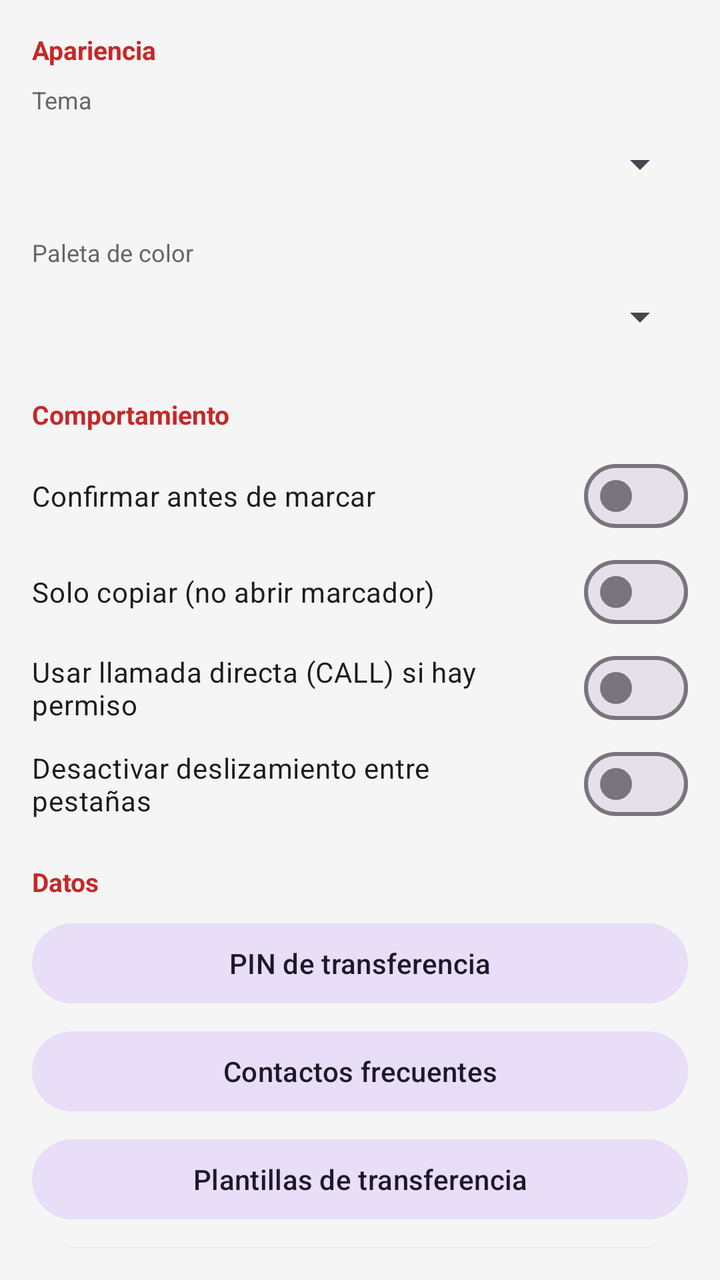
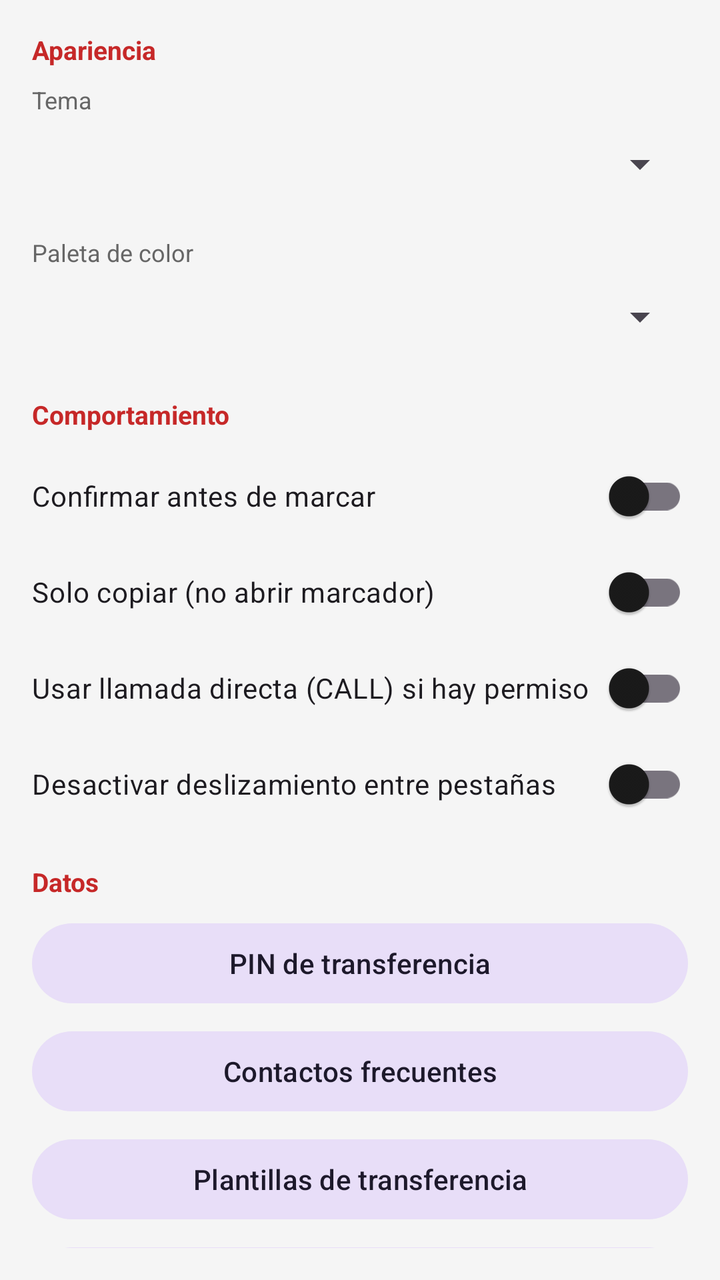

Two renders of the same Android screen: before a commit and after it. Below are the layout's source before the change and the commit's diff.
<!-- AndroidManifest.xml: application theme Theme.UssdCuba -->
<!-- res/layout/fragment_settings.xml -->
<?xml version="1.0" encoding="utf-8"?>
<androidx.core.widget.NestedScrollView
    xmlns:android="http://schemas.android.com/apk/res/android"
    android:layout_width="match_parent"
    android:layout_height="match_parent"
    android:background="?attr/colorSurface"
    android:padding="16dp">

    <LinearLayout
        android:layout_width="match_parent"
        android:layout_height="wrap_content"
        android:orientation="vertical"
        android:paddingBottom="24dp">

        <TextView android:layout_width="match_parent" android:layout_height="wrap_content"
            android:text="Apariencia" android:textStyle="bold" android:textSize="13sp"
            android:textColor="?attr/colorPrimary" android:layout_marginBottom="8dp" />

        <TextView android:layout_width="match_parent" android:layout_height="wrap_content"
            android:text="Tema" android:textSize="12sp" android:textColor="?attr/colorOnSurfaceVariant" />
        <Spinner android:id="@+id/spinnerTheme" android:layout_width="match_parent"
            android:layout_height="48dp" android:layout_marginBottom="12dp" />

        <TextView android:layout_width="match_parent" android:layout_height="wrap_content"
            android:text="Paleta de color" android:textSize="12sp" android:textColor="?attr/colorOnSurfaceVariant" />
        <Spinner android:id="@+id/spinnerPalette" android:layout_width="match_parent"
            android:layout_height="48dp" android:layout_marginBottom="16dp" />

        <TextView android:layout_width="match_parent" android:layout_height="wrap_content"
            android:text="Comportamiento" android:textStyle="bold" android:textSize="13sp"
            android:textColor="?attr/colorPrimary" android:layout_marginBottom="8dp" />

        <com.google.android.material.materialswitch.MaterialSwitch
            android:id="@+id/switchConfirm" android:layout_width="match_parent"
            android:layout_height="wrap_content" android:text="Confirmar antes de marcar" />

        <com.google.android.material.materialswitch.MaterialSwitch
            android:id="@+id/switchCopy" android:layout_width="match_parent"
            android:layout_height="wrap_content" android:text="Solo copiar (no abrir marcador)" />

        <com.google.android.material.materialswitch.MaterialSwitch
            android:id="@+id/switchCall" android:layout_width="match_parent"
            android:layout_height="wrap_content" android:text="Usar llamada directa (CALL) si hay permiso" />

        <com.google.android.material.materialswitch.MaterialSwitch
            android:id="@+id/switchSwipe" android:layout_width="match_parent"
            android:layout_height="wrap_content" android:text="Desactivar deslizamiento entre pestañas"
            android:layout_marginBottom="16dp" />

        <TextView android:layout_width="match_parent" android:layout_height="wrap_content"
            android:text="Datos" android:textStyle="bold" android:textSize="13sp"
            android:textColor="?attr/colorPrimary" android:layout_marginBottom="8dp" />

        <com.google.android.material.button.MaterialButton
            android:id="@+id/btnPin" style="@style/Widget.Material3.Button.TonalButton"
            android:layout_width="match_parent" android:layout_height="wrap_content"
            android:text="PIN de transferencia" android:layout_marginBottom="6dp" />

        <com.google.android.material.button.MaterialButton
            android:id="@+id/btnContacts" style="@style/Widget.Material3.Button.TonalButton"
            android:layout_width="match_parent" android:layout_height="wrap_content"
            android:text="Contactos frecuentes" android:layout_marginBottom="6dp" />

        <com.google.android.material.button.MaterialButton
            android:id="@+id/btnTemplates" style="@style/Widget.Material3.Button.TonalButton"
            android:layout_width="match_parent" android:layout_height="wrap_content"
            android:text="Plantillas de transferencia" android:layout_marginBottom="6dp" />

        <com.google.android.material.button.MaterialButton
            android:id="@+id/btnExport" style="@style/Widget.Material3.Button.TonalButton"
            android:layout_width="match_parent" android:layout_height="wrap_content"
            android:text="Exportar favoritos" android:layout_marginBottom="6dp" />

        <com.google.android.material.button.MaterialButton
            android:id="@+id/btnImport" style="@style/Widget.Material3.Button.TonalButton"
            android:layout_width="match_parent" android:layout_height="wrap_content"
            android:text="Importar favoritos (pegar JSON)" android:layout_marginBottom="6dp" />

        <com.google.android.material.button.MaterialButton
            android:id="@+id/btnChecklist" style="@style/Widget.Material3.Button.OutlinedButton"
            android:layout_width="match_parent" android:layout_height="wrap_content"
            android:text="Checklist post-recarga" android:layout_marginTop="8dp" />

    </LinearLayout>
</androidx.core.widget.NestedScrollView>
<!-- resources referenced by this layout -->
<resources>
  <style name="Theme.UssdCuba" parent="Theme.UssdCuba.Cuba.Dark" />
  <style name="Theme.UssdCuba.Cuba.Dark" parent="Theme.UssdCuba.BaseDark">
          <item name="colorPrimary">#EF5350</item>
          <item name="colorPrimaryContainer">#5C1A1A</item>
          <item name="colorOnPrimary">#FFFFFF</item>
          <item name="colorOnPrimaryContainer">#FFCDD2</item>
      </style>
  <style name="Theme.UssdCuba.BaseDark" parent="Theme.Material3.Dark.NoActionBar">
          <item name="colorSecondary">#42A5F5</item>
          <item name="colorOnSecondary">#FFFFFF</item>
          <item name="colorSurface">#121212</item>
          <item name="colorSurfaceContainer">#1E1E1E</item>
          <item name="colorOnSurface">#E8E8E8</item>
          <item name="colorOnSurfaceVariant">#A0A0A0</item>
          <item name="colorOutlineVariant">#333333</item>
          <item name="android:colorBackground">#121212</item>
          <item name="android:statusBarColor">#121212</item>
          <item name="android:navigationBarColor">#121212</item>
          <item name="android:windowBackground">#121212</item>
      </style>
</resources>

<!-- the commit's change to res/layout/fragment_settings.xml (unified diff, before → after) -->
@@ -30,22 +30,25 @@
             android:text="Comportamiento" android:textStyle="bold" android:textSize="13sp"
             android:textColor="?attr/colorPrimary" android:layout_marginBottom="8dp" />
 
-        <com.google.android.material.materialswitch.MaterialSwitch
+        <androidx.appcompat.widget.SwitchCompat
             android:id="@+id/switchConfirm" android:layout_width="match_parent"
-            android:layout_height="wrap_content" android:text="Confirmar antes de marcar" />
+            android:layout_height="wrap_content" android:text="Confirmar antes de marcar"
+            android:paddingVertical="8dp" />
 
-        <com.google.android.material.materialswitch.MaterialSwitch
+        <androidx.appcompat.widget.SwitchCompat
             android:id="@+id/switchCopy" android:layout_width="match_parent"
-            android:layout_height="wrap_content" android:text="Solo copiar (no abrir marcador)" />
+            android:layout_height="wrap_content" android:text="Solo copiar (no abrir marcador)"
+            android:paddingVertical="8dp" />
 
-        <com.google.android.material.materialswitch.MaterialSwitch
+        <androidx.appcompat.widget.SwitchCompat
             android:id="@+id/switchCall" android:layout_width="match_parent"
-            android:layout_height="wrap_content" android:text="Usar llamada directa (CALL) si hay permiso" />
+            android:layout_height="wrap_content" android:text="Usar llamada directa (CALL) si hay permiso"
+            android:paddingVertical="8dp" />
 
-        <com.google.android.material.materialswitch.MaterialSwitch
+        <androidx.appcompat.widget.SwitchCompat
             android:id="@+id/switchSwipe" android:layout_width="match_parent"
             android:layout_height="wrap_content" android:text="Desactivar deslizamiento entre pestañas"
-            android:layout_marginBottom="16dp" />
+            android:paddingVertical="8dp" android:layout_marginBottom="16dp" />
 
         <TextView android:layout_width="match_parent" android:layout_height="wrap_content"
             android:text="Datos" android:textStyle="bold" android:textSize="13sp"
